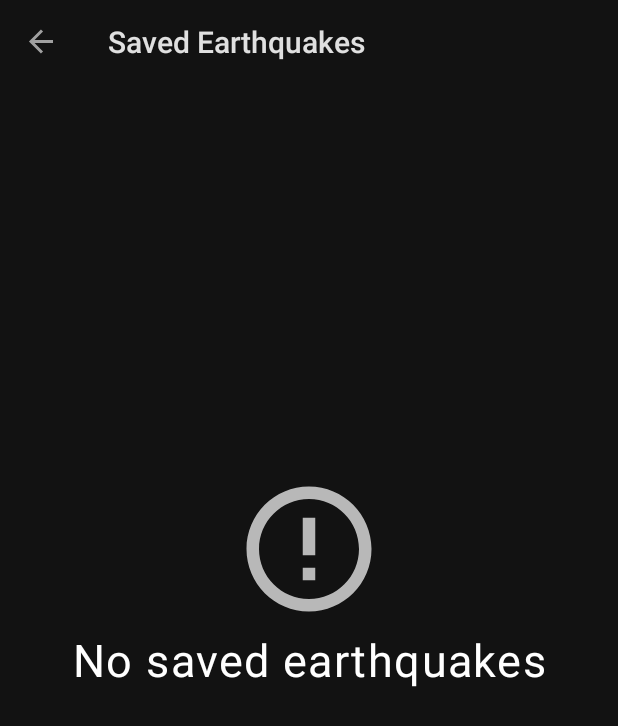
After one commit to ASDaxsorb/Earthquake-Monitor-App, an Android app: the SavedEarthquakesFragment screen opened through its navigation route, on a phone screen of 412 x 824 dp. The commit adds this screen. Shown: the top 726 px of the screen. Run offline under Robolectric (Android 15) with nearby library versions, the phone set to English and light mode, and no system bars; our stand-ins replace Dagger/Hilt's generated code, navigation-ui.

Commit message:
Implemented database, and SavedEarthquakesFragment.kt

```diff
--- a/app/build.gradle
+++ b/app/build.gradle
@@ -54,6 +54,7 @@ dependencies {
     //Room
     def room_version = "2.3.0"
     implementation "androidx.room:room-runtime:$room_version"
+    implementation "androidx.room:room-ktx:$room_version"
     kapt "androidx.room:room-compiler:$room_version"
 
     // Navigation
--- /dev/null
+++ b/app/src/main/java/com/axellsolis/earthquakemonitor/data/repository/DatabaseRepository.kt
@@ -0,0 +1,23 @@
+package com.axellsolis.earthquakemonitor.data.repository
+
+import com.axellsolis.earthquakemonitor.data.entity.EarthquakeEntity
+import com.axellsolis.earthquakemonitor.db.EarthquakeDao
+import kotlinx.coroutines.Dispatchers
+import kotlinx.coroutines.flow.Flow
+import kotlinx.coroutines.flow.flowOn
+import javax.inject.Inject
+import javax.inject.Singleton
+
+@Singleton
+class DatabaseRepository
+@Inject
+constructor(private val dao: EarthquakeDao) {
+
+    fun getEarthquakesEntity(): Flow<List<EarthquakeEntity>> =
+        dao.getAllEarthquakes().flowOn(Dispatchers.IO)
+
+    suspend fun saveEarthquake(earthquakeEntity: EarthquakeEntity) {
+        dao.saveEarthquake(earthquakeEntity)
+    }
+
+}
--- a/app/src/main/java/com/axellsolis/earthquakemonitor/ui/HomeFragment.kt
+++ b/app/src/main/java/com/axellsolis/earthquakemonitor/ui/HomeFragment.kt
@@ -1,10 +1,8 @@
 package com.axellsolis.earthquakemonitor.ui
 
 import android.os.Bundle
+import android.view.*
 import androidx.fragment.app.Fragment
-import android.view.LayoutInflater
-import android.view.View
-import android.view.ViewGroup
 import androidx.fragment.app.activityViewModels
 import androidx.lifecycle.lifecycleScope
 import androidx.navigation.fragment.findNavController
@@ -15,7 +13,6 @@ import com.axellsolis.earthquakemonitor.ui.adapter.EarthquakeAdapter
 import com.axellsolis.earthquakemonitor.utils.hide
 import com.axellsolis.earthquakemonitor.utils.show
 import com.axellsolis.earthquakemonitor.viewmodel.EarthquakeViewModel
-import dagger.hilt.android.AndroidEntryPoint
 import kotlinx.coroutines.flow.collect
 
 class HomeFragment : Fragment() {
@@ -37,6 +34,23 @@ class HomeFragment : Fragment() {
         setRecyclerView()
         setCollectors()
         initUi()
+
+        setHasOptionsMenu(true)
+    }
+
+    override fun onCreateOptionsMenu(menu: Menu, inflater: MenuInflater) {
+        inflater.inflate(R.menu.menu, menu)
+    }
+
+    override fun onOptionsItemSelected(item: MenuItem): Boolean {
+        return when(item.itemId) {
+            R.id.savedEarthquakes -> {
+                val action = R.id.action_homeFragment_to_savedEarthquakesFragment
+                findNavController().navigate(action)
+                true
+            }
+            else -> false
+        }
     }
 
     private fun setRecyclerView() {
--- a/app/src/main/java/com/axellsolis/earthquakemonitor/ui/MainActivity.kt
+++ b/app/src/main/java/com/axellsolis/earthquakemonitor/ui/MainActivity.kt
@@ -28,6 +28,8 @@ class MainActivity : AppCompatActivity() {
         setupActionBarWithNavController(navController)
 
         AppCompatDelegate.setDefaultNightMode(AppCompatDelegate.MODE_NIGHT_YES)
+
+
     }
 
     override fun onSupportNavigateUp(): Boolean {
--- /dev/null
+++ b/app/src/main/java/com/axellsolis/earthquakemonitor/ui/SavedEarthquakesFragment.kt
@@ -0,0 +1,72 @@
+package com.axellsolis.earthquakemonitor.ui
+
+import android.os.Bundle
+import androidx.fragment.app.Fragment
+import android.view.LayoutInflater
+import android.view.View
+import android.view.ViewGroup
+import androidx.core.os.bundleOf
+import androidx.fragment.app.activityViewModels
+import androidx.lifecycle.lifecycleScope
+import androidx.navigation.fragment.findNavController
+import androidx.recyclerview.widget.LinearLayoutManager
+import com.axellsolis.earthquakemonitor.R
+import com.axellsolis.earthquakemonitor.data.model.Earthquake
+import com.axellsolis.earthquakemonitor.databinding.FragmentSavedEarthquakesBinding
+import com.axellsolis.earthquakemonitor.ui.adapter.EarthquakeAdapter
+import com.axellsolis.earthquakemonitor.utils.hide
+import com.axellsolis.earthquakemonitor.viewmodel.EarthquakeViewModel
+import kotlinx.coroutines.flow.collect
+
+class SavedEarthquakesFragment : Fragment() {
+
+    companion object {
+        const val IS_SAVED_KEY = "isSaved"
+    }
+
+    private lateinit var binding: FragmentSavedEarthquakesBinding
+    private lateinit var mAdapter: EarthquakeAdapter
+    private val viewModel by activityViewModels<EarthquakeViewModel>()
+
+    override fun onCreateView(
+        inflater: LayoutInflater,
+        container: ViewGroup?,
+        savedInstanceState: Bundle?
+    ): View {
+        binding = FragmentSavedEarthquakesBinding.inflate(inflater, container, false)
+        return binding.root
+    }
+
+    override fun onViewCreated(view: View, savedInstanceState: Bundle?) {
+        viewModel.getEntities()
+        setRecyclerView()
+        getSavedEarthquakes()
+    }
+
+    private fun setRecyclerView() {
+        mAdapter = EarthquakeAdapter {
+            onItemSelect(it)
+        }
+        binding.recyclerView.apply {
+            adapter = mAdapter
+            layoutManager = LinearLayoutManager(requireContext())
+        }
+    }
+
+    private fun getSavedEarthquakes() {
+        lifecycleScope.launchWhenStarted {
+            viewModel.savedEarthquakes.collect { earthquakes ->
+                if (earthquakes.isNotEmpty()) {
+                    binding.noEarthquakesError.hide()
+                }
+                mAdapter.submitList(earthquakes)
+            }
+        }
+    }
+
+    private fun onItemSelect(earthquake: Earthquake) {
+        viewModel.selectItem(earthquake)
+        val action = R.id.action_savedEarthquakesFragment_to_earthquakeDetailFragment
+        findNavController().navigate(action, bundleOf(IS_SAVED_KEY to true))
+    }
+}
--- a/app/src/main/java/com/axellsolis/earthquakemonitor/viewmodel/EarthquakeViewModel.kt
+++ b/app/src/main/java/com/axellsolis/earthquakemonitor/viewmodel/EarthquakeViewModel.kt
@@ -3,8 +3,10 @@ package com.axellsolis.earthquakemonitor.viewmodel
 import androidx.lifecycle.ViewModel
 import androidx.lifecycle.viewModelScope
 import com.axellsolis.earthquakemonitor.data.model.Earthquake
+import com.axellsolis.earthquakemonitor.data.repository.DatabaseRepository
 import com.axellsolis.earthquakemonitor.data.repository.EarthquakeRepository
 import dagger.hilt.android.lifecycle.HiltViewModel
+import kotlinx.coroutines.Dispatchers
 import kotlinx.coroutines.delay
 import kotlinx.coroutines.flow.*
 import kotlinx.coroutines.launch
@@ -13,7 +15,10 @@ import javax.inject.Inject
 @HiltViewModel
 class EarthquakeViewModel
 @Inject
-constructor(private val repository: EarthquakeRepository) : ViewModel() {
+constructor(
+    private val repository: EarthquakeRepository,
+    private val databaseRepository: DatabaseRepository
+) : ViewModel() {
 
     private val _progressVisible = MutableStateFlow(false)
     val progressVisible: StateFlow<Boolean> = _progressVisible
@@ -26,6 +31,9 @@ constructor(private val repository: EarthquakeRepository) : ViewModel() {
 
     private val _counter: MutableStateFlow<Int> = MutableStateFlow(0)
     val counter: StateFlow<Int> = _counter
+
+    private val _savedEarthquakes: MutableStateFlow<List<Earthquake>> = MutableStateFlow(listOf())
+    val savedEarthquakes: StateFlow<List<Earthquake>> = _savedEarthquakes
 
     init {
         getAllDayEarthquakes()
@@ -69,4 +77,24 @@ constructor(private val repository: EarthquakeRepository) : ViewModel() {
         _selectedItem.value = earthquake
     }
 
+    fun saveEarthquake() {
+        viewModelScope.launch(Dispatchers.IO) {
+            _selectedItem.value?.let { eq ->
+                val entity = eq.toEntity()
+                databaseRepository.saveEarthquake(entity)
+            }
+        }
+    }
+
+    fun getEntities() {
+        viewModelScope.launch {
+            databaseRepository.getEarthquakesEntity().collect { entities ->
+                val list = entities.map { entity ->
+                    entity.toModel()
+                }
+                _savedEarthquakes.value = list
+            }
+        }
+    }
+
 }
--- /dev/null
+++ b/app/src/main/res/drawable/ic_error.xml
@@ -0,0 +1,10 @@
+<vector xmlns:android="http://schemas.android.com/apk/res/android"
+    android:width="24dp"
+    android:height="24dp"
+    android:viewportWidth="24"
+    android:viewportHeight="24"
+    android:tint="?attr/colorControlNormal">
+  <path
+      android:fillColor="@android:color/white"
+      android:pathData="M11,15h2v2h-2zM11,7h2v6h-2zM11.99,2C6.47,2 2,6.48 2,12s4.47,10 9.99,10C17.52,22 22,17.52 22,12S17.52,2 11.99,2zM12,20c-4.42,0 -8,-3.58 -8,-8s3.58,-8 8,-8 8,3.58 8,8 -3.58,8 -8,8z"/>
+</vector>
--- /dev/null
+++ b/app/src/main/res/drawable/ic_save.xml
@@ -0,0 +1,10 @@
+<vector xmlns:android="http://schemas.android.com/apk/res/android"
+    android:width="24dp"
+    android:height="24dp"
+    android:viewportWidth="24"
+    android:viewportHeight="24"
+    android:tint="?attr/colorControlNormal">
+  <path
+      android:fillColor="@android:color/white"
+      android:pathData="M17,3L5,3c-1.11,0 -2,0.9 -2,2v14c0,1.1 0.89,2 2,2h14c1.1,0 2,-0.9 2,-2L21,7l-4,-4zM12,19c-1.66,0 -3,-1.34 -3,-3s1.34,-3 3,-3 3,1.34 3,3 -1.34,3 -3,3zM15,9L5,9L5,5h10v4z"/>
+</vector>
--- /dev/null
+++ b/app/src/main/res/layout/fragment_saved_earthquakes.xml
@@ -0,0 +1,45 @@
+<?xml version="1.0" encoding="utf-8"?>
+<FrameLayout xmlns:android="http://schemas.android.com/apk/res/android"
+    xmlns:app="http://schemas.android.com/apk/res-auto"
+    xmlns:tools="http://schemas.android.com/tools"
+    android:layout_width="match_parent"
+    android:layout_height="match_parent"
+    android:padding="@dimen/common_padding_min"
+    tools:context=".ui.SavedEarthquakesFragment">
+
+    <androidx.recyclerview.widget.RecyclerView
+        android:id="@+id/recyclerView"
+        android:layout_width="match_parent"
+        android:layout_height="match_parent"
+        tools:listitem="@layout/item_earthquake" />
+
+    <androidx.constraintlayout.widget.ConstraintLayout
+        android:layout_width="match_parent"
+        android:layout_height="match_parent"
+        android:id="@+id/noEarthquakesError">
+
+        <ImageView
+            android:layout_width="100dp"
+            android:layout_height="100dp"
+            android:importantForAccessibility="no"
+            android:src="@drawable/ic_error"
+            app:layout_constraintBottom_toTopOf="@id/tvNoEarthquakes"
+            app:layout_constraintEnd_toEndOf="parent"
+            app:layout_constraintStart_toStartOf="parent" />
+
+        <TextView
+            android:id="@+id/tvNoEarthquakes"
+            style="@style/Widget.EarthquakeMonitor.TextView"
+            android:layout_width="wrap_content"
+            android:layout_height="wrap_content"
+            android:layout_gravity="center"
+            android:text="@string/helper_no_earthquakes_saved"
+            android:textSize="30sp"
+            app:layout_constraintBottom_toBottomOf="parent"
+            app:layout_constraintEnd_toEndOf="parent"
+            app:layout_constraintStart_toStartOf="parent"
+            app:layout_constraintTop_toTopOf="parent" />
+
+    </androidx.constraintlayout.widget.ConstraintLayout>
+
+</FrameLayout>
--- /dev/null
+++ b/app/src/main/res/menu/menu.xml
@@ -0,0 +1,11 @@
+<?xml version="1.0" encoding="utf-8"?>
+<menu xmlns:android="http://schemas.android.com/apk/res/android"
+    xmlns:app="http://schemas.android.com/apk/res-auto">
+    <item
+        android:id="@+id/savedEarthquakes"
+        android:icon="@drawable/ic_save"
+        android:title="@string/title_saved_earthquakes"
+        app:showAsAction="always">
+
+    </item>
+</menu>
--- a/app/src/main/res/navigation/nav_graph.xml
+++ b/app/src/main/res/navigation/nav_graph.xml
@@ -24,15 +24,42 @@
             app:exitAnim="@anim/slide_out_left"
             app:popEnterAnim="@anim/slide_in_left"
             app:popExitAnim="@anim/slide_out_right" />
+        <action
+            android:id="@+id/action_homeFragment_to_savedEarthquakesFragment"
+            app:destination="@id/savedEarthquakesFragment"
+            app:enterAnim="@anim/slide_in_right"
+            app:exitAnim="@anim/slide_out_left"
+            app:popEnterAnim="@anim/slide_in_left"
+            app:popExitAnim="@anim/slide_out_right" />
     </fragment>
     <fragment
         android:id="@+id/earthquakeDetailFragment"
         android:name="com.axellsolis.earthquakemonitor.ui.EarthquakeDetailFragment"
         android:label="@string/title_earthquake_detail"
-        tools:layout="@layout/fragment_earthquake_detail" />
+        tools:layout="@layout/fragment_earthquake_detail" >
+        <argument android:name="isSaved"
+            app:argType="boolean"
+            android:defaultValue="false" />
+    </fragment>
     <fragment
         android:id="@+id/earthquakeMapFragment"
         android:name="com.axellsolis.earthquakemonitor.ui.GeneralMapFragment"
         android:label="@string/title_general_map"
         tools:layout="@layout/fragment_earthquake_map" />
+    <fragment
+        android:id="@+id/savedEarthquakesFragment"
+        android:name="com.axellsolis.earthquakemonitor.ui.SavedEarthquakesFragment"
+        android:label="@string/title_saved_earthquakes"
+        tools:layout="@layout/fragment_saved_earthquakes" >
+        <action
+            android:id="@+id/action_savedEarthquakesFragment_to_earthquakeDetailFragment"
+            app:destination="@id/earthquakeDetailFragment"
+            app:enterAnim="@anim/slide_in_right"
+            app:exitAnim="@anim/slide_out_left"
+            app:popEnterAnim="@anim/slide_in_left"
+            app:popExitAnim="@anim/slide_out_right" >
+            <argument
+                android:name="isSaved" />
+        </action>
+    </fragment>
 </navigation>
--- a/app/src/main/res/values-night/themes.xml
+++ b/app/src/main/res/values-night/themes.xml
@@ -10,7 +10,7 @@
         <item name="colorSecondaryVariant">@color/orange_secondary</item>
         <item name="colorOnSecondary">@color/black</item>
         <!-- Status bar color. -->
-        <item name="android:statusBarColor" tools:targetApi="l">?attr/colorPrimaryVariant</item>
+        <item name="android:statusBarColor" tools:targetApi="l">?attr/colorSurface</item>
         <!-- Customize your theme here. -->
     </style>
 </resources>
--- a/app/src/main/res/values/strings.xml
+++ b/app/src/main/res/values/strings.xml
@@ -5,6 +5,8 @@
     <string name="title_recent_earthquakes">Recent earthquakes</string>
     <string name="title_earthquake_detail">Earthquake details</string>
     <string name="title_latest_earthquakes">Latest earthquakes:</string>
+    <string name="title_general_map">Earthquake Map</string>
+    <string name="title_saved_earthquakes">Saved Earthquakes</string>
 
     <!--  Helpers  -->
     <string name="marker_epicenter">Epicenter</string>
@@ -18,5 +20,5 @@
     <string name="template_depth">Depth %.2f km</string>
     <string name="template_location">Location %1.2f, %2.2f</string>
     <string name="template_earthquakes">%d \nearthquakes</string>
-    <string name="title_general_map">Earthquake Map</string>
+    <string name="helper_no_earthquakes_saved">No saved earthquakes</string>
 </resources>
--- a/app/src/main/res/values/themes.xml
+++ b/app/src/main/res/values/themes.xml
@@ -10,7 +10,7 @@
         <item name="colorSecondaryVariant">@color/orange_dark</item>
         <item name="colorOnSecondary">@color/black</item>
         <!-- Status bar color. -->
-        <item name="android:statusBarColor" tools:targetApi="l">?attr/colorPrimaryVariant</item>
+        <item name="android:statusBarColor" tools:targetApi="l">?attr/colorSurface</item>
         <!-- Customize your theme here. -->
     </style>
 </resources>
```
Also changed, not shown: app/src/main/java/com/axellsolis/earthquakemonitor/db/EarthquakeDao.kt (added, +21 -0 lines), app/src/main/java/com/axellsolis/earthquakemonitor/db/EarthquakeDataBase.kt (added, +12 -0 lines), app/src/main/java/com/axellsolis/earthquakemonitor/di/AppModule.kt (+17 -1 lines), app/src/main/java/com/axellsolis/earthquakemonitor/ui/EarthquakeDetailFragment.kt (+28 -4 lines).
